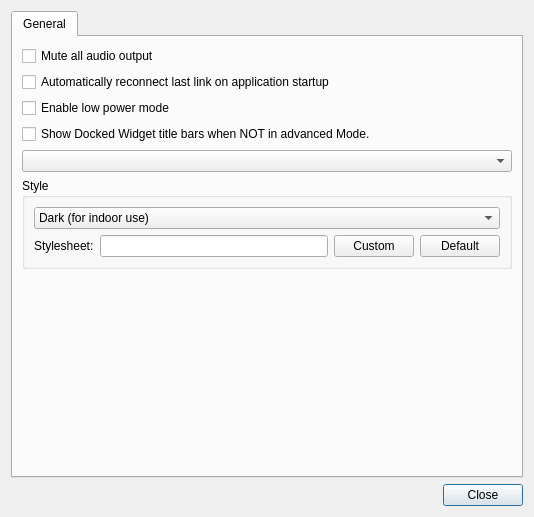
The window that src/ui/QGCSettingsWidget.ui (mavlink/qgroundcontrol) describes before a commit, drawn with Qt 5.
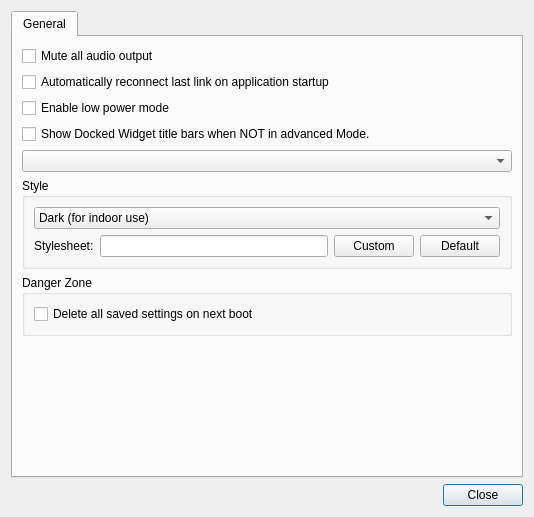
The same window after the commit. Icons and pictures are not drawn.

Commit message: Delete settings on next boot

Diff of the .ui file:
```diff
--- a/src/ui/QGCSettingsWidget.ui
+++ b/src/ui/QGCSettingsWidget.ui
@@ -151,6 +151,22 @@
          </layout>
         </widget>
        </item>
+       <item>
+        <widget class="QGroupBox" name="groupBox_2">
+         <property name="title">
+          <string>Danger Zone</string>
+         </property>
+         <layout class="QVBoxLayout" name="verticalLayout_4">
+          <item>
+           <widget class="QCheckBox" name="deleteSettings">
+            <property name="text">
+             <string>Delete all saved settings on next boot</string>
+            </property>
+           </widget>
+          </item>
+         </layout>
+        </widget>
+       </item>
        <item>
         <spacer name="verticalSpacer">
          <property name="orientation">
```
The commit also changes 4 other files.
